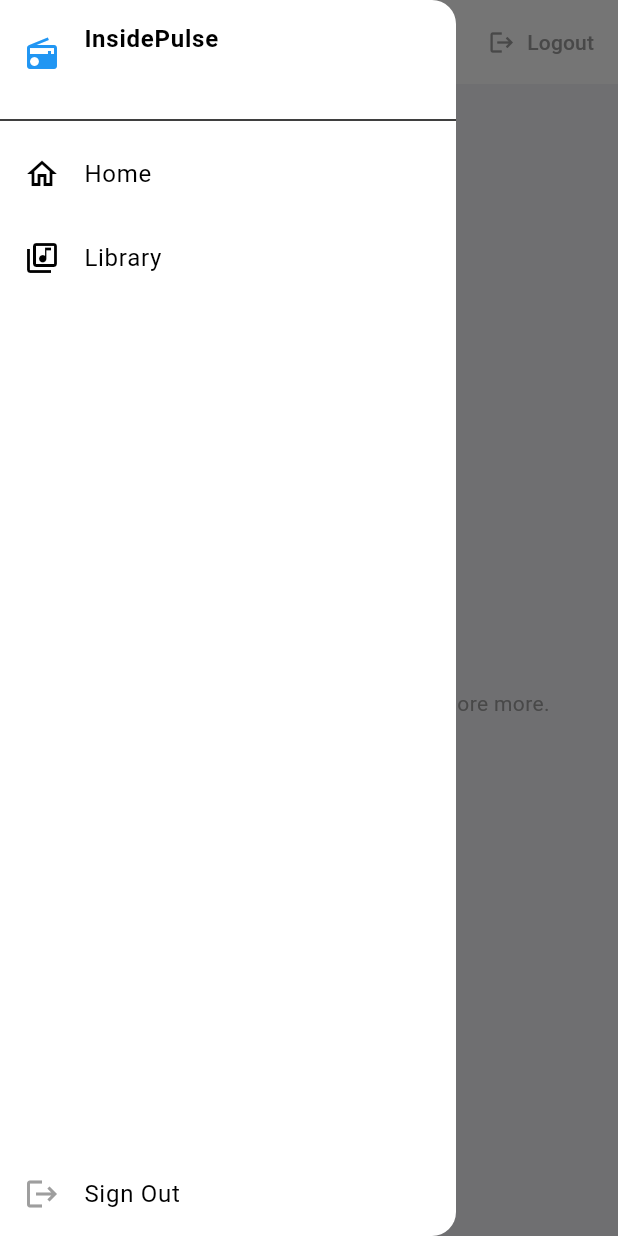
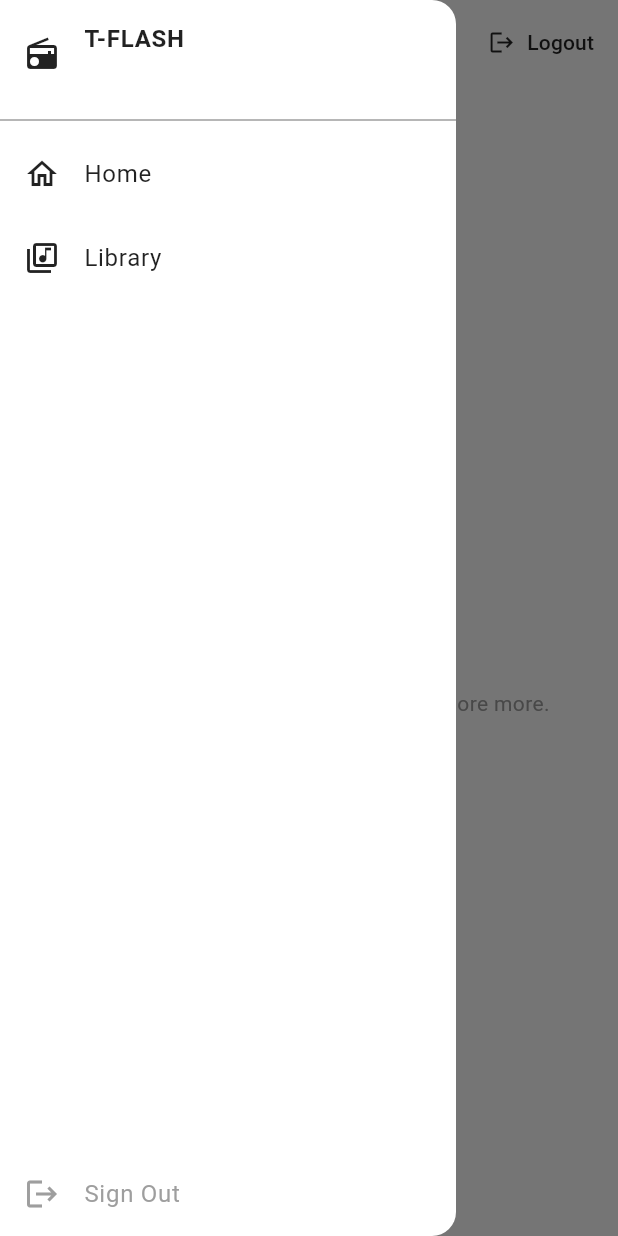
Before and after one commit to Rizsaurav/T-Flash, a Flutter app: the HomeScreen screen opened directly, with the side drawer open, on a phone screen of 412 x 824 dp. Run offline on Flutter 3.47's test engine with Material 3 defaults, Android fonts, the phone set to English and light mode, and no system bars; our stand-ins replace audioplayers, flutter_dotenv, shared_preferences, supabase_flutter; accounts and stored records are empty; Roboto replaces fonts that are missing (.AppleSystemUIFont).

Commit message:
UI fixing

```diff
--- a/Frontend/tflash_app/lib/screens/home_screen.dart
+++ b/Frontend/tflash_app/lib/screens/home_screen.dart
@@ -66,11 +66,11 @@ class _HomeScreenState extends State<HomeScreen> {
         actions: [
           TextButton(
             onPressed: () => Navigator.pop(context, false),
-            child: const Text('Cancel'),
+            child: const Text('Cancel', style: TextStyle(color: Colors.black87)),
           ),
           TextButton(
             onPressed: () => Navigator.pop(context, true),
-            child: const Text('Sign Out', style: TextStyle(color: Colors.red)),
+            child: const Text('Sign Out', style: TextStyle(color: Colors.black87)),
           ),
         ],
       ),
@@ -88,23 +88,23 @@ class _HomeScreenState extends State<HomeScreen> {
   @override
   Widget build(BuildContext context) {
     return Scaffold(
+      backgroundColor: Colors.white,
       appBar: AppBar(
-        title:
-            const Text('InsidePulse', style: TextStyle(fontWeight: FontWeight.bold)),
+        title: const Text('T-FLASH', style: TextStyle(fontWeight: FontWeight.bold)),
         backgroundColor: Colors.white,
         foregroundColor: Colors.black,
         elevation: 0,
         actions: [
           TextButton.icon(
             onPressed: handleLogout,
-            icon: const Icon(Icons.logout, size: 18, color: Colors.grey),
-            label: const Text('Logout', style: TextStyle(color: Colors.grey)),
+            icon: const Icon(Icons.logout, size: 18, color: Colors.black87),
+            label: const Text('Logout', style: TextStyle(color: Colors.black87)),
           ),
         ],
       ),
       drawer: AppDrawer(onLogout: handleLogout),
       body: loading
-          ? const Center(child: CircularProgressIndicator())
+          ? const Center(child: CircularProgressIndicator(color: Colors.black87))
           : latestAudio == null
               ? _emptyState()
               : _buildHeroAudio(),
@@ -142,9 +142,10 @@ class _HomeScreenState extends State<HomeScreen> {
               child: Container(
                 width: 96,
                 height: 96,
-                decoration: const BoxDecoration(
+                decoration: BoxDecoration(
                   color: Colors.black87,
                   shape: BoxShape.circle,
+                  border: Border.all(color: Colors.black, width: 2),
                 ),
                 child: Icon(
                   isPlaying ? Icons.pause : Icons.play_arrow,
@@ -167,10 +168,11 @@ class _HomeScreenState extends State<HomeScreen> {
               label: const Text('Go to Library'),
               style: ElevatedButton.styleFrom(
                 backgroundColor: Colors.black87,
-                padding:
-                    const EdgeInsets.symmetric(horizontal: 24, vertical: 12),
+                foregroundColor: Colors.white,
+                padding: const EdgeInsets.symmetric(horizontal: 24, vertical: 12),
                 shape: RoundedRectangleBorder(
-                    borderRadius: BorderRadius.circular(12)),
+                  borderRadius: BorderRadius.circular(12),
+                ),
               ),
             ),
           ),
@@ -186,8 +188,7 @@ class _HomeScreenState extends State<HomeScreen> {
         child: Column(
           mainAxisAlignment: MainAxisAlignment.center,
           children: [
-            const Icon(Icons.library_music_outlined,
-                size: 80, color: Colors.grey),
+            const Icon(Icons.library_music_outlined, size: 80, color: Colors.grey),
             const SizedBox(height: 16),
             Text(
               'No audio generated yet',
@@ -211,10 +212,11 @@ class _HomeScreenState extends State<HomeScreen> {
               label: const Text('Open Library'),
               style: ElevatedButton.styleFrom(
                 backgroundColor: Colors.black87,
-                padding:
-                    const EdgeInsets.symmetric(horizontal: 24, vertical: 12),
+                foregroundColor: Colors.white,
+                padding: const EdgeInsets.symmetric(horizontal: 24, vertical: 12),
                 shape: RoundedRectangleBorder(
-                    borderRadius: BorderRadius.circular(12)),
+                  borderRadius: BorderRadius.circular(12),
+                ),
               ),
             ),
           ],
@@ -235,25 +237,24 @@ class AppDrawer extends StatelessWidget {
     final user = authService.currentUser;
 
     return Drawer(
+      backgroundColor: Colors.white,
       child: SafeArea(
         child: Column(
           children: [
             ListTile(
-              leading: const Icon(Icons.radio, color: Colors.blue),
-              title: const Text('InsidePulse',
-                  style: TextStyle(fontWeight: FontWeight.bold)),
-              subtitle: Text(user?.email ?? 'Guest',
-                  style: const TextStyle(fontSize: 12)),
+              leading: const Icon(Icons.radio, color: Colors.black87),
+              title: const Text('T-FLASH', style: TextStyle(fontWeight: FontWeight.bold, color: Colors.black87)),
+              subtitle: Text(user?.email ?? 'Guest', style: const TextStyle(fontSize: 12, color: Colors.grey)),
             ),
-            const Divider(),
+            const Divider(color: Colors.grey),
             ListTile(
-              leading: const Icon(Icons.home_outlined),
-              title: const Text('Home'),
+              leading: const Icon(Icons.home_outlined, color: Colors.black87),
+              title: const Text('Home', style: TextStyle(color: Colors.black87)),
               onTap: () => Navigator.pop(context),
             ),
             ListTile(
-              leading: const Icon(Icons.library_music_outlined),
-              title: const Text('Library'),
+              leading: const Icon(Icons.library_music_outlined, color: Colors.black87),
+              title: const Text('Library', style: TextStyle(color: Colors.black87)),
               onTap: () {
                 Navigator.pop(context);
                 Navigator.push(
@@ -265,7 +266,7 @@ class AppDrawer extends StatelessWidget {
             const Spacer(),
             ListTile(
               leading: const Icon(Icons.logout, color: Colors.grey),
-              title: const Text('Sign Out'),
+              title: const Text('Sign Out', style: TextStyle(color: Colors.grey)),
               onTap: onLogout,
             ),
           ],
```
Also changed, not shown: Frontend/tflash_app/lib/screens/auth_screen.dart (+12 -3 lines), Frontend/tflash_app/lib/screens/library_screen.dart (+19 -13 lines), Frontend/tflash_app/lib/screens/onboarding_screen.dart (+32 -3 lines).
